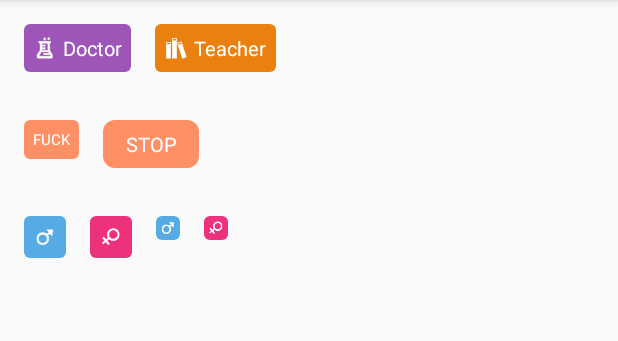
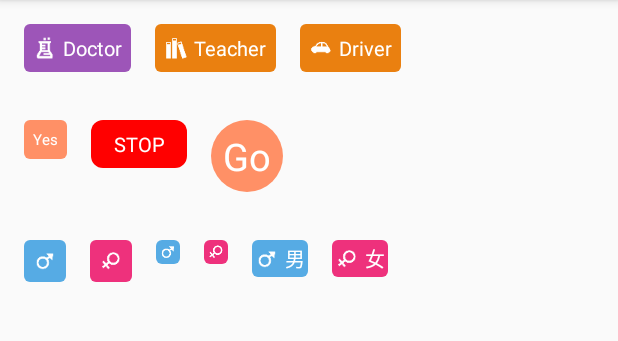
Before and after one commit to Jude95/TAGView, an Android app: the screen it shows after launch (MainActivity), on a phone screen of 412 x 824 dp, the part 84-425 px from its top. Run offline under Robolectric (Android 15) with nearby library versions, the phone set to English and light mode, and no system bars.

Commit message:
修改部分bug。增加几个功能

```diff
--- a/demo/src/main/res/layout/activity_main.xml
+++ b/demo/src/main/res/layout/activity_main.xml
@@ -24,6 +24,14 @@
             app:tag_color="#ea8010"
             app:tag_text="Teacher"
             app:tag_radius="4dp"/>
+        <com.jude.tagview.TAGView
+            android:layout_marginLeft="16dp"
+            android:layout_width="wrap_content"
+            android:layout_height="32dp"
+            app:tag_icon="@drawable/ic_driver"
+            app:tag_color="#ea8010"
+            app:tag_text="Driver"
+            app:tag_radius="4dp"/>
     </LinearLayout>
     <LinearLayout
         android:layout_width="match_parent"
@@ -35,16 +43,27 @@
             android:layout_height="wrap_content"
             app:tag_text_size="10sp"
             app:tag_color="#ff9066"
-            app:tag_text="FUCK"
+            app:tag_text="Yes"
             app:tag_radius="4dp"/>
 
         <com.jude.tagview.TAGView
             android:layout_width="64dp"
             android:layout_height="32dp"
             android:layout_marginLeft="16dp"
-            app:tag_color="#ff9066"
+            app:tag_color="#ff0000"
             app:tag_text="STOP"
             app:tag_radius="8dp"/>
+
+        <com.jude.tagview.TAGView
+            android:layout_width="48dp"
+            android:layout_height="48dp"
+            android:layout_marginLeft="16dp"
+            app:tag_padding="0dp"
+            app:tag_text_size="25sp"
+            app:tag_color="#ff9066"
+            app:tag_text="Go"
+            app:tag_radius="24dp"/>
+
     </LinearLayout>
 
     <LinearLayout
@@ -82,6 +101,25 @@
             app:tag_color="#ee317c"
             app:tag_icon="@drawable/ic_female"
             app:tag_radius="4dp"/>
+
+        <com.jude.tagview.TAGView
+            android:layout_width="wrap_content"
+            android:layout_height="wrap_content"
+            android:layout_marginLeft="16dp"
+            app:tag_padding="0dp"
+            app:tag_color="#56abe4"
+            app:tag_radius="4dp"
+            app:tag_text="男"
+            app:tag_icon="@drawable/ic_male"/>
+        <com.jude.tagview.TAGView
+            android:layout_width="wrap_content"
+            android:layout_height="wrap_content"
+            android:layout_marginLeft="16dp"
+            app:tag_padding="0dp"
+            app:tag_text="女"
+            app:tag_color="#ee317c"
+            app:tag_icon="@drawable/ic_female"
+            app:tag_radius="4dp"/>
     </LinearLayout>
 
 </LinearLayout>
```
Also changed, not shown: demo/src/main/res/drawable-xxhdpi/ic_driver.png (added), 1 other file.
